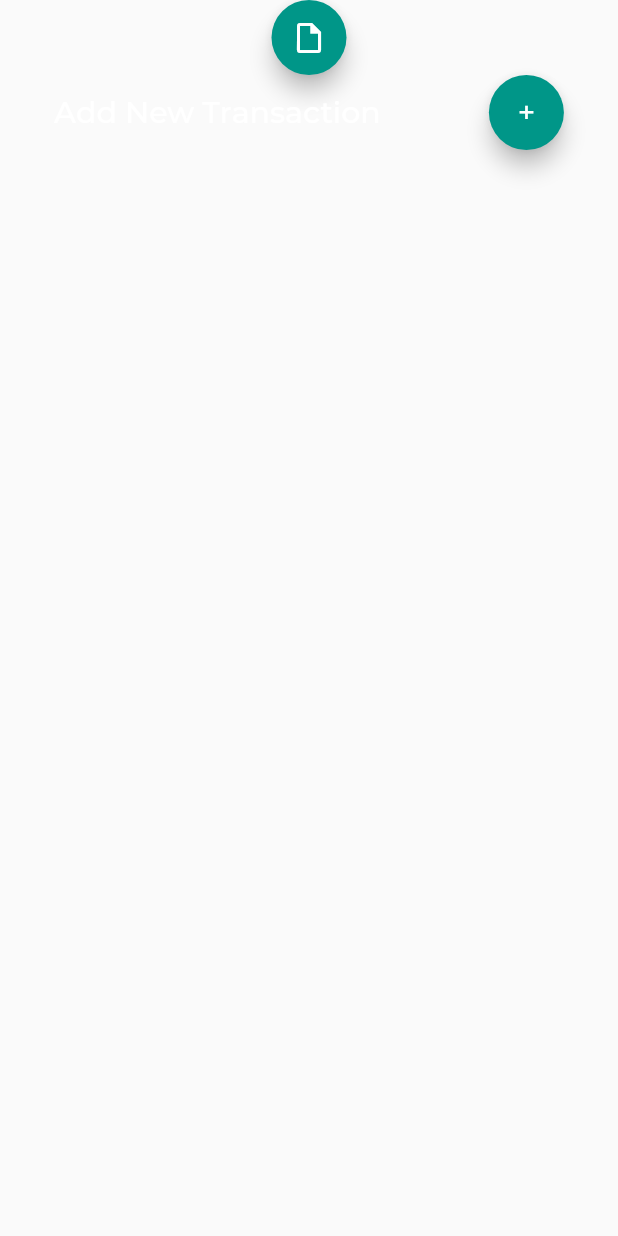
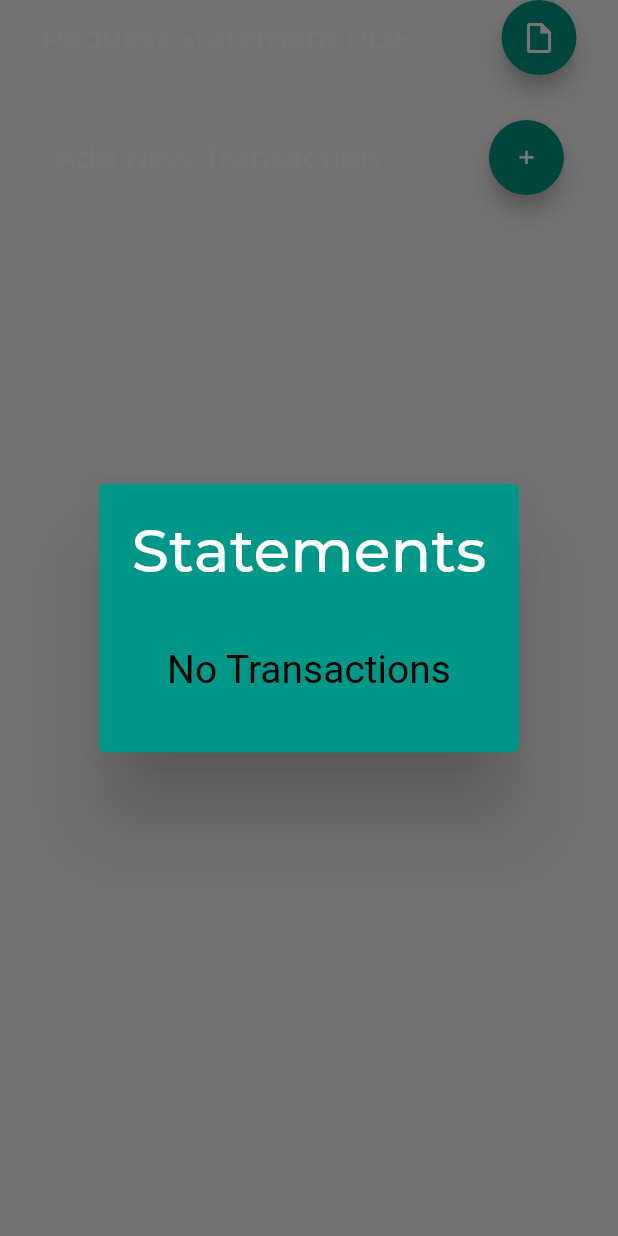
Before and after one commit to SDP-Wits/Banking-System, a Flutter app: what heading() shows on an empty page, opened directly, after a tap on the "insert drive file" icon, on a phone screen of 412 x 824 dp. Run offline on Flutter 3.47's test engine with Material 2 defaults, Android fonts, the phone set to English and light mode, and no system bars; our stand-ins replace animate_do, fluttertoast, sqflite; missing offline and left inert: back_button_interceptor, hovering; accounts and stored records are empty; network calls fail; project files that could hold a hidden picture were left out.

Commit message:
request pdf phone

```diff
--- a/lib/core/specific_account/specific_bank_account.dart
+++ b/lib/core/specific_account/specific_bank_account.dart
@@ -47,6 +47,10 @@ All transactions (logs) are retireved using a php file and http request for the
 chosen.
 */
 
+//these vriables need to be accssed in two places that aren't in the same widget so they are global
+List<String> months = [];
+List<specificAccount> transactionsForAccount = [];
+
 class SpecificAccountPage extends StatefulWidget {
   // Account details for specific account is retrieved from the previous UI (Accounts)
   accountDetails acc;
@@ -75,9 +79,6 @@ class _SpecificAccountPageState extends State<SpecificAccountPage>
 
   // _scaffoldKey is the key used for the navigation drawer
   GlobalKey<ScaffoldState> _scaffoldKey = GlobalKey<ScaffoldState>();
-
-  List<String> months = [];
-  List<specificAccount> transactionsForAccount = [];
 
   @override
   void initState() {
@@ -550,19 +551,16 @@ class heading extends StatelessWidget {
         Row(
           mainAxisAlignment: MainAxisAlignment.spaceAround,
           children: [
+            Text(
+              'Request Statement PDF:',
+              style: TextStyle(
+                color: Colors.white,
+                fontSize: 20,
+                fontFamily: fontMont,
+              ),
+            ),
 
-			//Text(
-            //'Requst Statement PDF:',
-            // style: TextStyle(
-            // color: Colors.white,
-            // fontSize: 20,
-            // fontFamily: fontMont,
-            // ),
-            //),
 
-            //Padding(
-            //  padding: EdgeInsets.only(right: 30),
-            //),
             // Request pdf button
             Container(
               width: 50,
@@ -571,6 +569,8 @@ class heading extends StatelessWidget {
               child: FloatingActionButton(
                 onPressed: () {
                   //TODO: go to pdf page
+                  showMonthDialog(
+                                  context, months, transactionsForAccount);
                 },
                 backgroundColor: Colors.teal,
                 child: Icon(Icons.insert_drive_file_outlined),
@@ -579,6 +579,11 @@ class heading extends StatelessWidget {
               ),
             ),
           ],
+        ),
+        Row(
+          children : [Padding(
+              padding: EdgeInsets.only(bottom: 30),
+            ),]
         ),
         Row(
           mainAxisAlignment: MainAxisAlignment.spaceAround,
```
Also changed, not shown: pubspec.lock.
